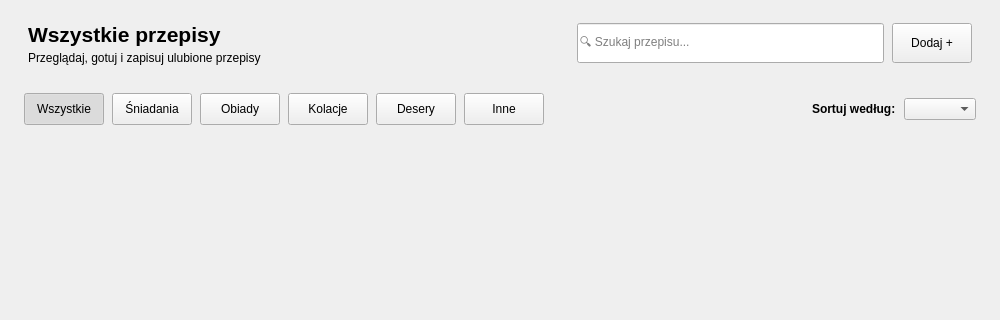
The window that RecipeManager/widgets/recipegridbrowser.ui (akmqu/recipe-manager) describes before a commit, drawn with Qt 5; both pictures show x 0 to 1000 and y 0 to 320 of the 1000 by 720 pixel window.
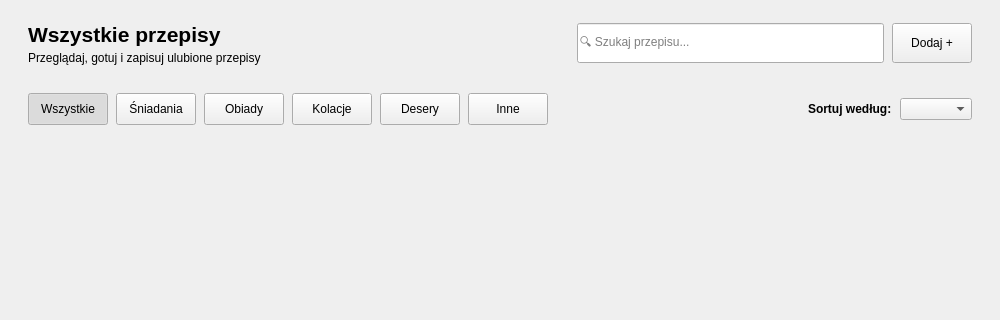
The same window after the commit.

Patch:
```diff
--- a/RecipeManager/widgets/recipegridbrowser.ui
+++ b/RecipeManager/widgets/recipegridbrowser.ui
@@ -132,13 +132,13 @@
       <number>8</number>
      </property>
      <property name="leftMargin">
-      <number>24</number>
+      <number>28</number>
      </property>
      <property name="topMargin">
       <number>10</number>
      </property>
      <property name="rightMargin">
-      <number>24</number>
+      <number>28</number>
      </property>
      <property name="bottomMargin">
       <number>10</number>
```
